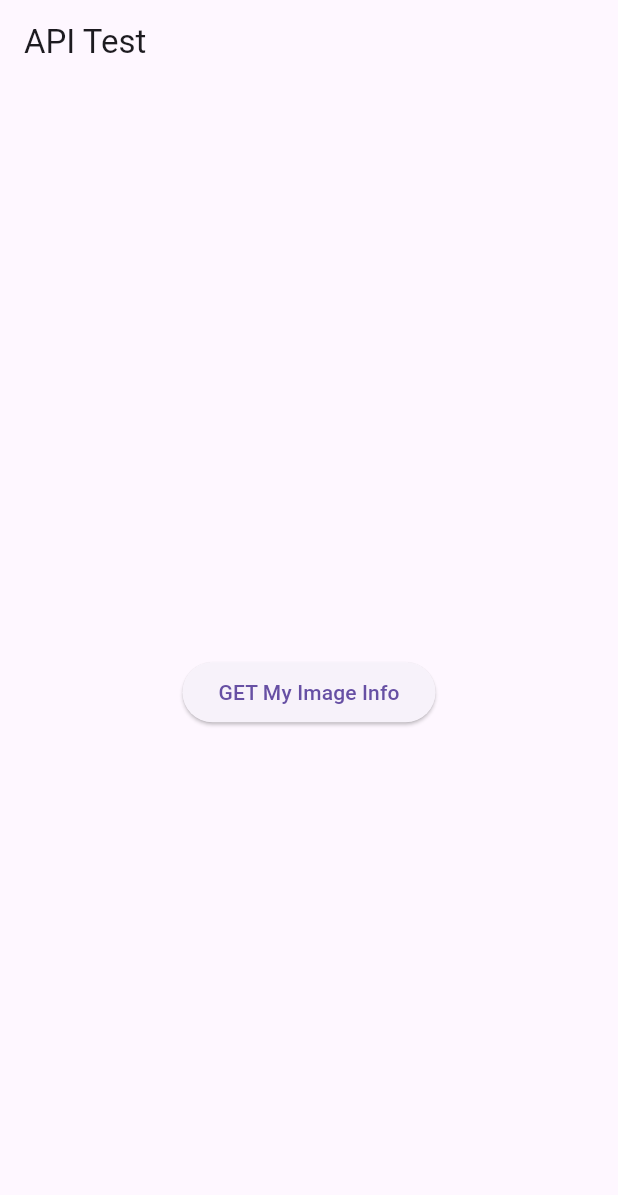
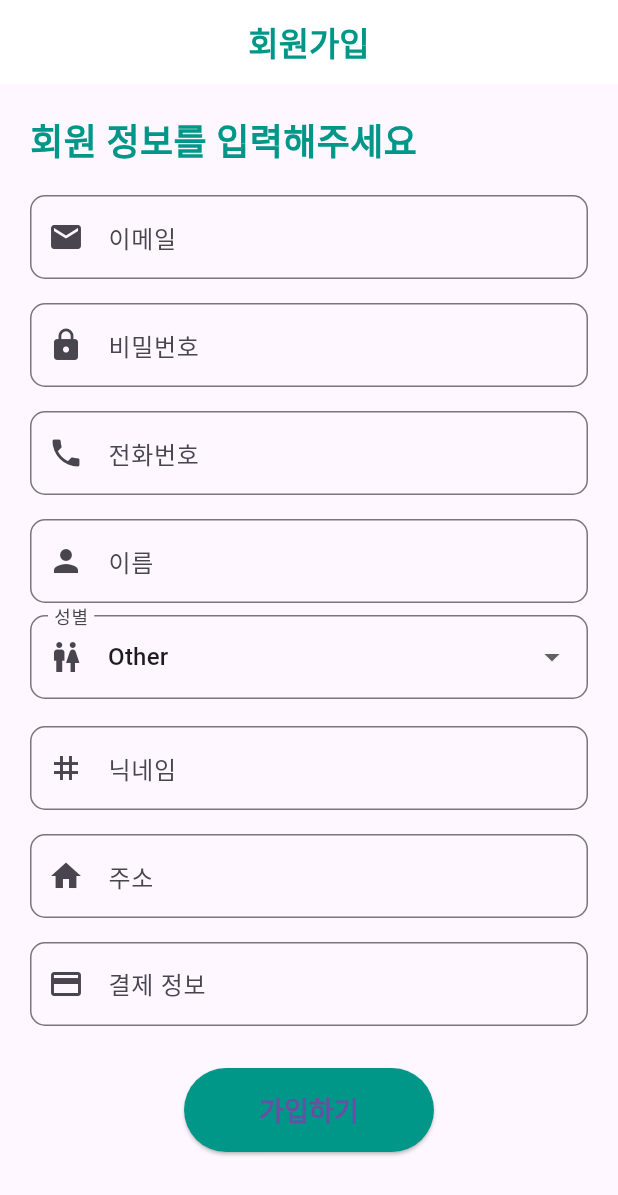
Before and after one commit to InhaZeroFit/ZEROFIT_Flutter_API, a Flutter app: the screen it shows after launch, on a phone screen of 412 x 824 dp. Shown: the top 1195 px of the screen. Run offline on Flutter 3.47's test engine with Material 3 defaults, Android fonts, the phone set to English and light mode, and no system bars.

Commit message:
feat(signup): 회원가입 프로토타입 구현
- Added signup method
- Modified main.dart UI

```diff
--- a/zerofit_flutter_api/lib/main.dart
+++ b/zerofit_flutter_api/lib/main.dart
@@ -1,69 +1,204 @@
 import 'package:flutter/material.dart';
-import '/services/api_service.dart'; // ApiService 파일을 임포트합니다.
+import 'services/api_service.dart';
 
-void main() {
-  runApp(MyApp());
-}
+void main() => runApp(MyApp());
 
 class MyApp extends StatelessWidget {
   @override
   Widget build(BuildContext context) {
     return MaterialApp(
-      title: 'API Test',
+      title: 'Signup',
       theme: ThemeData(
-        primarySwatch: Colors.blue,
+        primarySwatch: Colors.teal,
+        fontFamily: 'Roboto',
       ),
-      home: ApiTestScreen(),
+      home: SignupScreen(),
     );
   }
 }
 
-class ApiTestScreen extends StatefulWidget {
+class SignupScreen extends StatefulWidget {
   @override
-  _ApiTestScreenState createState() => _ApiTestScreenState();
+  _SignupScreenState createState() => _SignupScreenState();
 }
 
-class _ApiTestScreenState extends State<ApiTestScreen> {
-  final ApiService apiService = ApiService(); // ApiService 인스턴스 생성
-  String _response = ''; // 서버 응답을 저장할 변수
+class _SignupScreenState extends State<SignupScreen> {
+  final ApiService _apiService = ApiService();
 
-  // 서버로부터 데이터 가져오기 (GET 요청)
-  Future<void> _fetchData() async {
-    try {
-      String message = await apiService.fetchData(); // 서버 응답 메시지 가져오기
+  final TextEditingController _emailController = TextEditingController();
+  final TextEditingController _passwordController = TextEditingController();
+  final TextEditingController _phoneNumberController = TextEditingController();
+  final TextEditingController _nameController = TextEditingController();
+  final TextEditingController _nicknameController = TextEditingController();
+  final TextEditingController _addressController = TextEditingController();
+  final TextEditingController _paymentController = TextEditingController();
+
+  String _gender = "Other";
+  String _responseMessage = '';
+
+  Future<void> _signup() async {
+    final email = _emailController.text.trim();
+    final password = _passwordController.text.trim();
+    final phoneNumber = _phoneNumberController.text.trim();
+    final name = _nameController.text.trim();
+    final nickname = _nicknameController.text.trim();
+    final address = _addressController.text.trim();
+    final payment = _paymentController.text.trim();
+
+    if (email.isEmpty || password.isEmpty || phoneNumber.isEmpty || name.isEmpty) {
       setState(() {
-        _response = message; // 서버 응답을 화면에 표시
+        _responseMessage = 'Required fields cannot be empty!';
       });
-    } catch (e) {
-      setState(() {
-        _response = 'Failed to fetch data: $e';
-      });
+      return;
     }
+
+    final result = await _apiService.signup(
+      email: email,
+      password: password,
+      phoneNumber: phoneNumber,
+      name: name,
+      gender: _gender,
+      nickname: nickname.isNotEmpty ? nickname : "noname",
+      address: address.isNotEmpty ? address : null,
+      payment: payment.isNotEmpty ? payment : null,
+    );
+
+    setState(() {
+      _responseMessage = result;
+    });
   }
 
   @override
   Widget build(BuildContext context) {
     return Scaffold(
       appBar: AppBar(
-        title: Text('API Test'),
+        backgroundColor: Colors.white,
+        elevation: 0,
+        centerTitle: true,
+        title: Text(
+          '회원가입',
+          style: TextStyle(color: Colors.teal, fontWeight: FontWeight.bold),
+        ),
+        iconTheme: IconThemeData(color: Colors.teal),
       ),
-      body: Center(
+      body: SingleChildScrollView(
+        padding: const EdgeInsets.symmetric(horizontal: 20.0),
         child: Column(
-          mainAxisAlignment: MainAxisAlignment.center,
-          children: <Widget>[
+          crossAxisAlignment: CrossAxisAlignment.start,
+          children: [
+            SizedBox(height: 20),
             Text(
-              _response,
-              textAlign: TextAlign.center,
-              style: TextStyle(fontSize: 16),
+              '회원 정보를 입력해주세요',
+              style: TextStyle(fontSize: 24, fontWeight: FontWeight.bold, color: Colors.teal),
+            ),
+            SizedBox(height: 10),
+            _buildTextField(
+              controller: _emailController,
+              labelText: '이메일',
+              icon: Icons.email,
+            ),
+            _buildTextField(
+              controller: _passwordController,
+              labelText: '비밀번호',
+              icon: Icons.lock,
+              obscureText: true,
+            ),
+            _buildTextField(
+              controller: _phoneNumberController,
+              labelText: '전화번호',
+              icon: Icons.phone,
+              keyboardType: TextInputType.phone,
+            ),
+            _buildTextField(
+              controller: _nameController,
+              labelText: '이름',
+              icon: Icons.person,
+            ),
+            DropdownButtonFormField<String>(
+              value: _gender,
+              onChanged: (value) {
+                setState(() {
+                  _gender = value!;
+                });
+              },
+              items: ["Male", "Female", "Other"].map((gender) {
+                return DropdownMenuItem<String>(
+                  value: gender,
+                  child: Text(gender),
+                );
+              }).toList(),
+              decoration: InputDecoration(
+                labelText: '성별',
+                prefixIcon: Icon(Icons.wc),
+                border: OutlineInputBorder(borderRadius: BorderRadius.circular(10)),
+              ),
+            ),
+            SizedBox(height: 10),
+            _buildTextField(
+              controller: _nicknameController,
+              labelText: '닉네임',
+              icon: Icons.tag,
+            ),
+            _buildTextField(
+              controller: _addressController,
+              labelText: '주소',
+              icon: Icons.home,
+            ),
+            _buildTextField(
+              controller: _paymentController,
+              labelText: '결제 정보',
+              icon: Icons.payment,
             ),
             SizedBox(height: 20),
-            ElevatedButton(
-              onPressed: _fetchData,
-              child: Text('GET My Image Info'),
+            Center(
+              child: ElevatedButton(
+                onPressed: _signup,
+                style: ElevatedButton.styleFrom(
+                  backgroundColor: Colors.teal,
+                  padding: EdgeInsets.symmetric(horizontal: 50, vertical: 15),
+                  shape: RoundedRectangleBorder(
+                    borderRadius: BorderRadius.circular(30),
+                  ),
+                ),
+                child: Text(
+                  '가입하기',
+                  style: TextStyle(fontSize: 18, fontWeight: FontWeight.bold),
+                ),
+              ),
+            ),
+            SizedBox(height: 20),
+            Center(
+              child: Text(
+                _responseMessage,
+                style: TextStyle(color: Colors.red, fontWeight: FontWeight.bold),
+                textAlign: TextAlign.center,
+              ),
             ),
           ],
         ),
       ),
     );
   }
+
+  Widget _buildTextField({
+    required TextEditingController controller,
+    required String labelText,
+    required IconData icon,
+    bool obscureText = false,
+    TextInputType keyboardType = TextInputType.text,
+  }) {
+    return Padding(
+      padding: const EdgeInsets.symmetric(vertical: 8.0),
+      child: TextField(
+        controller: controller,
+        obscureText: obscureText,
+        keyboardType: keyboardType,
+        decoration: InputDecoration(
+          labelText: labelText,
+          prefixIcon: Icon(icon),
+          border: OutlineInputBorder(borderRadius: BorderRadius.circular(10)),
+        ),
+      ),
+    );
+  }
 }
```
Also changed, not shown: zerofit_flutter_api/lib/services/api_service.dart (+43 -2 lines).
